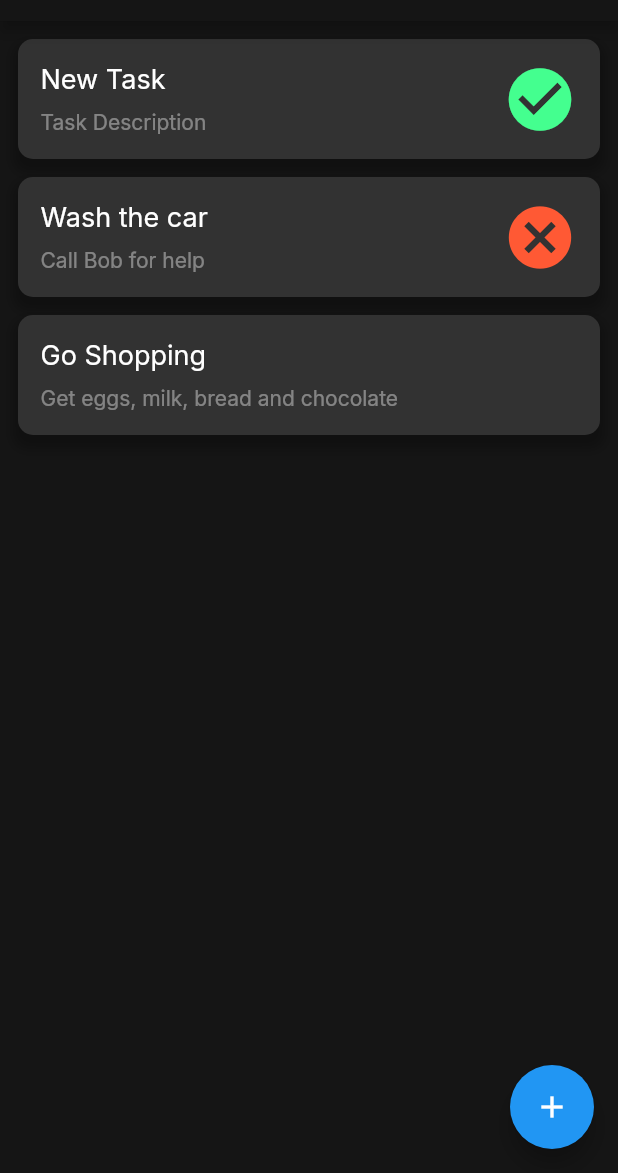
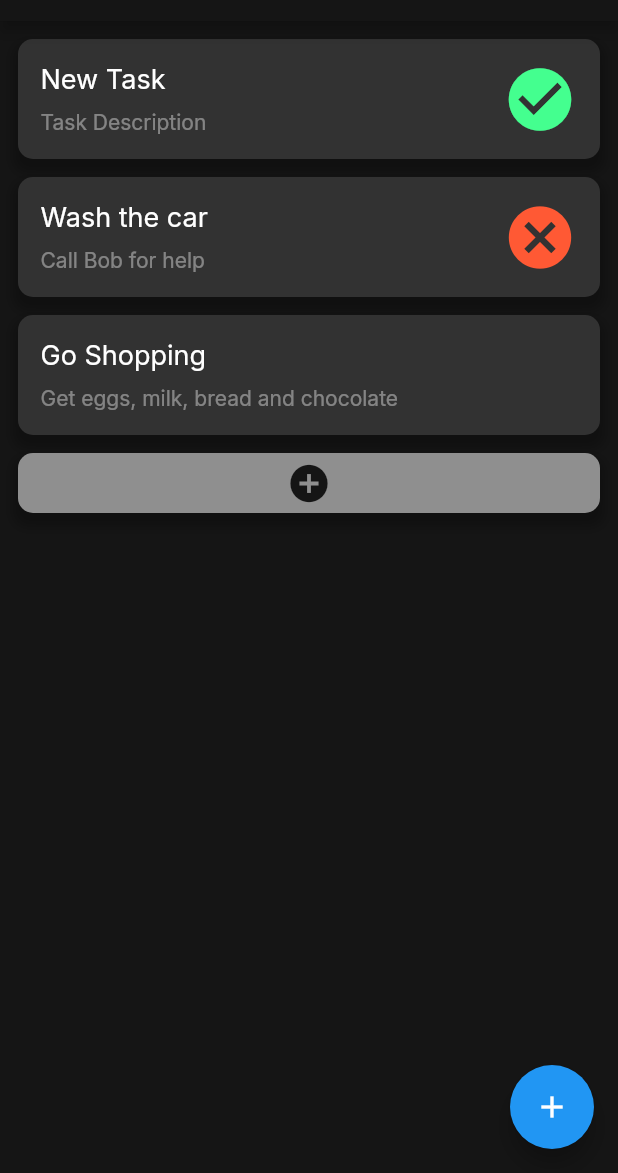
Before and after one commit to kSiasios/todo-list, a Flutter app: the screen it shows after launch, on a phone screen of 412 x 824 dp, the part 63-1236 px from its top. Run offline on Flutter 3.47's test engine with Material 2 defaults, Android fonts, the phone set to English and light mode, and no system bars; our stand-ins replace google_fonts.

Commit message:
Update 1.0
-Made the Task widget interactable (redirects to a new Route that displays the info of the task)
-Introduced a new widget (ActionButton) that is supposed to handle actions like creating a new Task, Deleting all tasks etc.
- Created Route NewTask: Route that allows the user to insert the name and the description of the Task (and save it (unimplemented))
- Created Route TaskInfo: Route that allows the user to see the name and the description of the Task (and edit it, delete it, set its status (unimplemented))

```diff
--- /dev/null
+++ b/todo_list/lib/components/action_button.dart
@@ -0,0 +1,61 @@
+import 'dart:io';
+import 'package:flutter/material.dart';
+
+import '../routes/task_info.dart';
+import '../routes/new_task.dart';
+
+class ActionButton extends StatefulWidget {
+  const ActionButton({Key? key}) : super(key: key);
+  @override
+  _ActionButtonState createState() => _ActionButtonState();
+}
+
+class _ActionButtonState extends State<ActionButton> {
+  Color _containerColor = Color(0xFF8F8F8F);
+
+  @override
+  Widget build(BuildContext context) {
+    return GestureDetector(
+        onTap: () {
+          print('Clicked Container');
+          Navigator.push(
+              context, MaterialPageRoute(builder: (context) => NewTask()));
+        },
+        onTapDown: (details) => {
+              setState(() {
+                _containerColor = Color(0xFFFFFFFF);
+              })
+            },
+        onTapUp: (details) => {
+              setState(() {
+                _containerColor = Color(0xFF8F8F8F);
+              })
+            },
+        child: Container(
+          margin: const EdgeInsets.all(12),
+          padding: const EdgeInsets.all(5),
+          decoration: BoxDecoration(
+            color: _containerColor,
+            borderRadius: BorderRadius.all(Radius.circular(10)),
+            boxShadow: [
+              BoxShadow(
+                color: Color(0x40000000),
+                spreadRadius: 3,
+                blurRadius: 6,
+                offset: Offset(0, 6),
+              ),
+            ],
+          ),
+          child: Row(
+            mainAxisAlignment: MainAxisAlignment.center,
+            children: [
+              Icon(
+                Icons.add_circle,
+                size: 30,
+                color: Color(0xFF151515),
+              ),
+            ],
+          ),
+        ));
+  }
+}
--- a/todo_list/lib/components/task.dart
+++ b/todo_list/lib/components/task.dart
@@ -1,5 +1,7 @@
 import 'package:flutter/cupertino.dart';
 import 'package:flutter/material.dart';
+
+import '../routes/task_info.dart';
 
 enum States { pending, done, canceled }
 
@@ -47,8 +49,22 @@ class Task extends StatelessWidget {
         }
     }
 
-    return Container(
-      margin: const EdgeInsets.only(top: 12, right: 12, left: 12, bottom: 0),
+    return GestureDetector(
+        onTap: () {
+          print('Clicked Container');
+          Navigator.push(
+              context,
+              MaterialPageRoute(
+                  builder: (context) => TaskInfo(
+                        title: 'Task Info',
+                        name: taskName,
+                        description: taskDescription,
+                        status: taskState,
+                      )));
+        },
+        child: Container(
+          margin:
+              const EdgeInsets.only(top: 12, right: 12, left: 12, bottom: 0),
           padding: const EdgeInsets.all(15),
           decoration: BoxDecoration(
             color: Color(0xFF323232),
@@ -88,6 +104,6 @@ class Task extends StatelessWidget {
               taskIcon,
             ],
           ),
-    );
+        ));
   }
 }
--- a/todo_list/pubspec.yaml
+++ b/todo_list/pubspec.yaml
@@ -31,6 +31,8 @@ dependencies:
     sdk: flutter
 
   google_fonts: ^2.1.0
+
+  path_provider: ^2.0.5
 
   # The following adds the Cupertino Icons font to your application.
   # Use with the CupertinoIcons class for iOS style icons.
```
Also changed, not shown: todo_list/lib/main.dart (+21 -0 lines), todo_list/lib/routes/new_task.dart (added, +146 -0 lines), todo_list/lib/routes/task_info.dart (added, +53 -0 lines), todo_list/pubspec.lock. Lines whose indentation alone changed are shown as unchanged.
